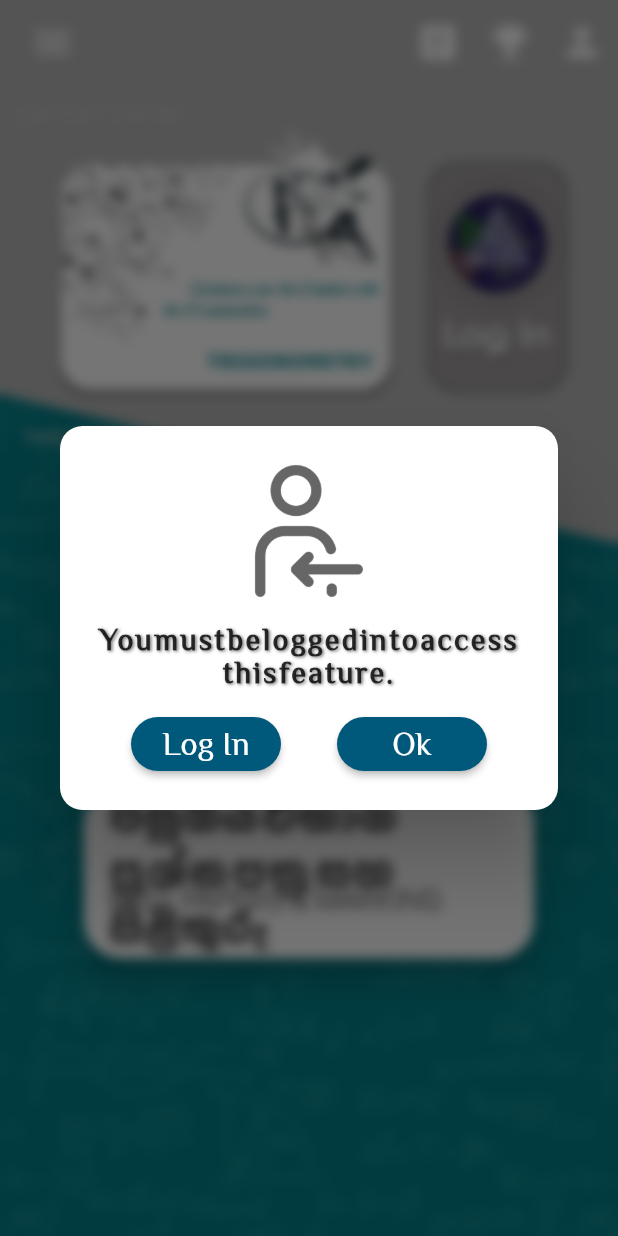
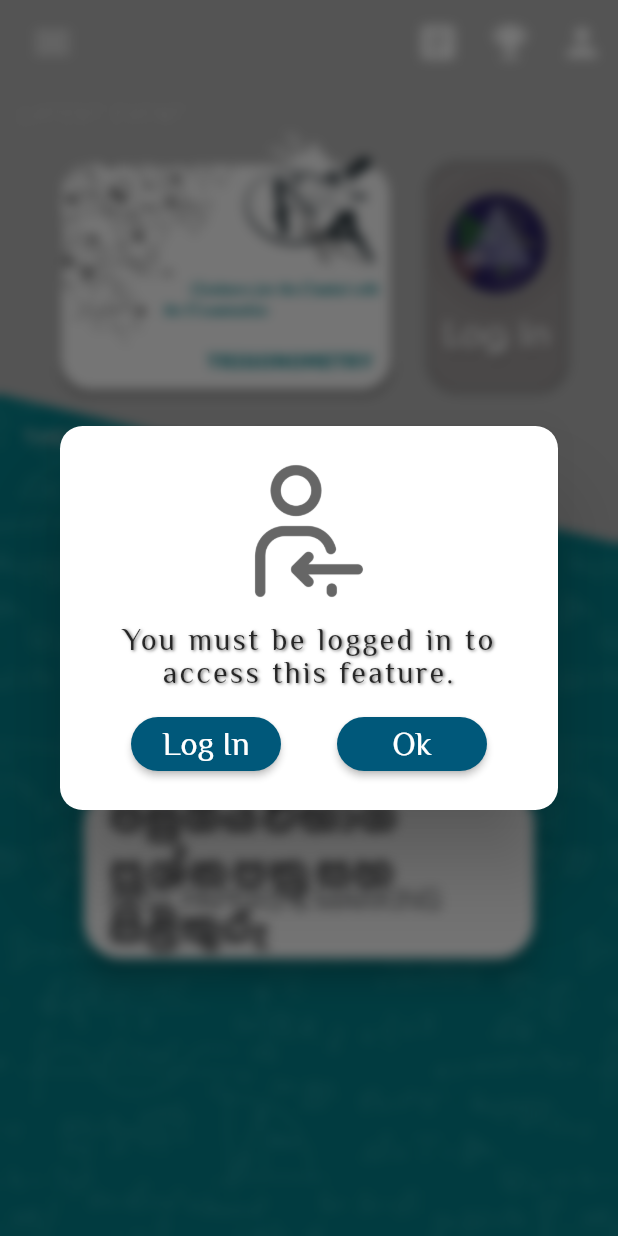
Before and after one commit to SakunthaMV/maths_vision, a Flutter app: the HomeScreen screen opened directly, after a tap on the "article" icon, on a phone screen of 412 x 824 dp. Run offline on Flutter 3.47's test engine with Material 2 defaults, Android fonts, the phone set to English and light mode, and no system bars; drawn by our look-alikes of percent_indicator; our stand-ins replace cached_network_image, cloud_firestore, connectivity, date_time_picker, firebase_auth, firebase_core and 19 more; missing offline and left inert: charcode, clip_shadow, countdown_timer_simple, external_path, firebase_app_check, flutter_downloader and 6 more; accounts and stored records are empty; Roboto replaces fonts that are missing (Gabriola, Warna); statements that could not run were skipped; project files that could hold a hidden picture were left out.

Commit message:
Log in error pop up error fixed.

```diff
--- a/lib/Screens/home_screen.dart
+++ b/lib/Screens/home_screen.dart
@@ -1305,6 +1305,8 @@ class _HomeScreenState extends State<HomeScreen> {
                     style: TextStyle(
                       fontFamily: 'Philosopher',
                       fontSize: 20,
+                      wordSpacing: 1.0,
+                      fontWeight: FontWeight.normal,
                       color: Colors.black.withOpacity(0.8),
                     ),
                     textAlign: TextAlign.center,
```
